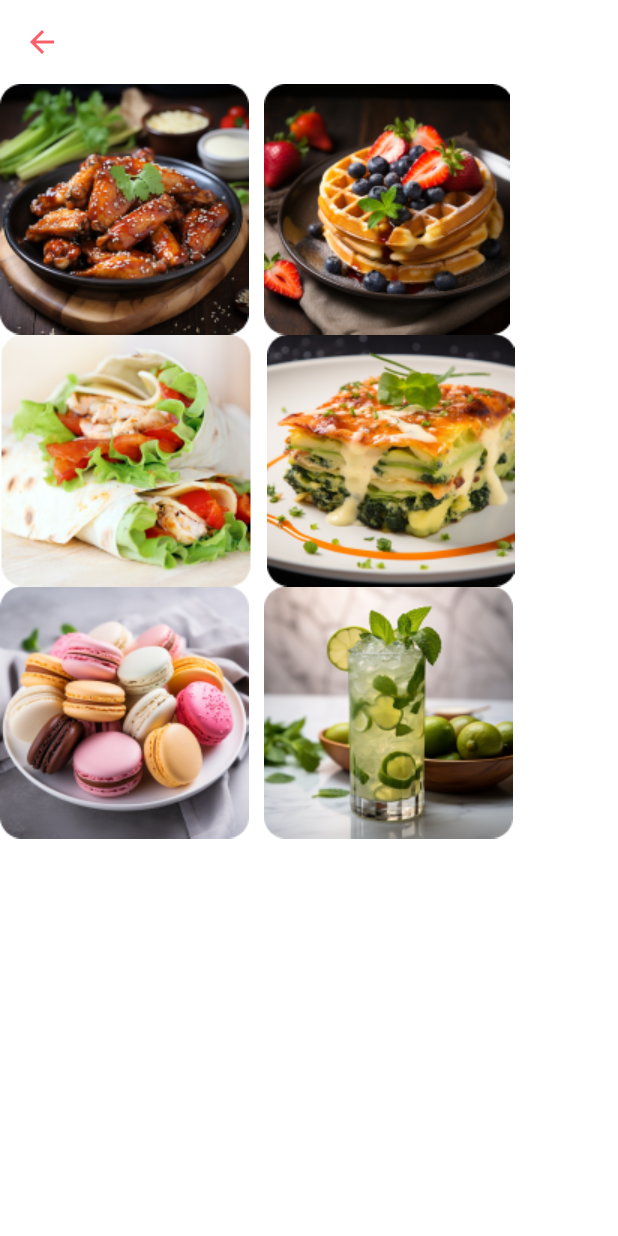
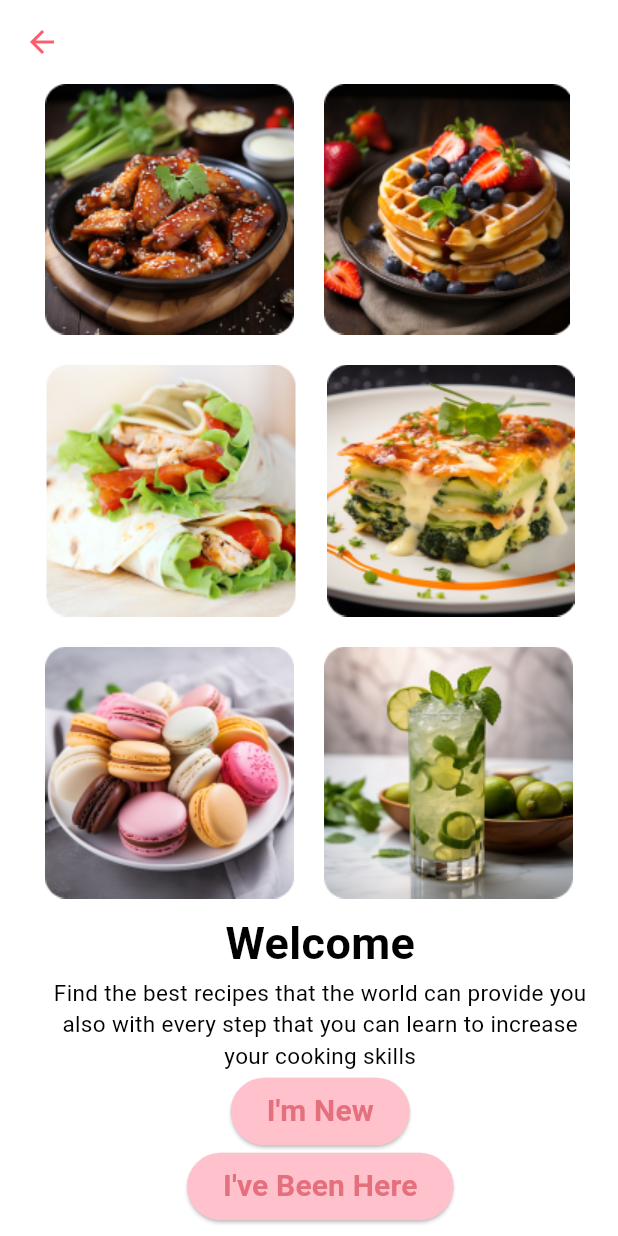
Before and after one commit to H-Layba/app, a Flutter app: the screen it shows after launch, on a phone screen of 412 x 824 dp. Run offline on Flutter 3.47's test engine with Material 3 defaults, Android fonts, the phone set to English and light mode, and no system bars.

Commit message:
adding onboarding screen A

```diff
--- a/lib/presentation/screens/on boarding screens/on_boarding_A.dart
+++ b/lib/presentation/screens/on boarding screens/on_boarding_A.dart
@@ -18,41 +18,90 @@ class _OnBoardingAState extends State<OnBoardingA> {
       backgroundColor: Colors.white,
       body: SafeArea(
         child: Container(
+          padding:
+              EdgeInsets.only(left: 30.0, right: 15.0, bottom: 25.0),
           child: Column(
             children: [
               Row(
                 children: [
                   Image.asset('assets/Frame 460.png'),
                   SizedBox(
-                    width: 10,
+                    width: 20,
                   ),
                   Image.asset('assets/Frame 588.png'),
                 ],
               ),
               SizedBox(
-                width: 10,
+                height: 20,
               ),
               Row(
                 children: [
                   Image.asset('assets/Frame 590.png'),
                   SizedBox(
-                    width: 10,
+                    width: 20,
                   ),
                   Image.asset('assets/Frame 591.png'),
                 ],
               ),
               SizedBox(
-                width: 10,
+                height: 20,
               ),
               Row(
                 children: [
                   Image.asset('assets/Frame 592.png'),
                   SizedBox(
-                    width: 10,
+                    width: 20,
                   ),
                   Image.asset('assets/Frame 593.png'),
                 ],
               ),
+              SizedBox(
+                height: 8,
+              ),
+              Text(
+                'Welcome',
+                style: TextStyle(fontSize: 30.0, fontWeight: FontWeight.bold),
+              ),
+              SizedBox(
+                height: 1,
+              ),
+              Text(
+                'Find the best recipes that the world can provide you also with every step that you can learn to increase your cooking skills',
+                textAlign: TextAlign.center,
+                style: TextStyle(
+                  fontSize: 15.0,
+                ),
+              ),
+              SizedBox(
+                height: 3,
+              ),
+              ElevatedButton(
+                  onPressed: () {},
+                  style: ElevatedButton.styleFrom(
+                    backgroundColor: Color(0xFFFFC1CC),
+                    foregroundColor: Color(0xFFE4707E),
+                    minimumSize: Size(90, 45),
+                  ),
+                  child: Text(
+                    "I'm New",
+                    style:
+                        TextStyle(fontSize: 20.0, fontWeight: FontWeight.bold),
+                  )),
+              SizedBox(
+                height: 2,
+              ),
+              ElevatedButton(
+                  onPressed: () {},
+                  style: ElevatedButton.styleFrom(
+                    backgroundColor: Color(0xFFFFC1CC),
+                    foregroundColor: Color(0xFFE4707E),
+                    minimumSize: Size(90, 45),
+                  ),
+                  child: Text(
+                    "I've Been Here",
+                    style:
+                    TextStyle(fontSize: 20.0, fontWeight: FontWeight.bold),
+                  ))
             ],
           ),
         ),
```
